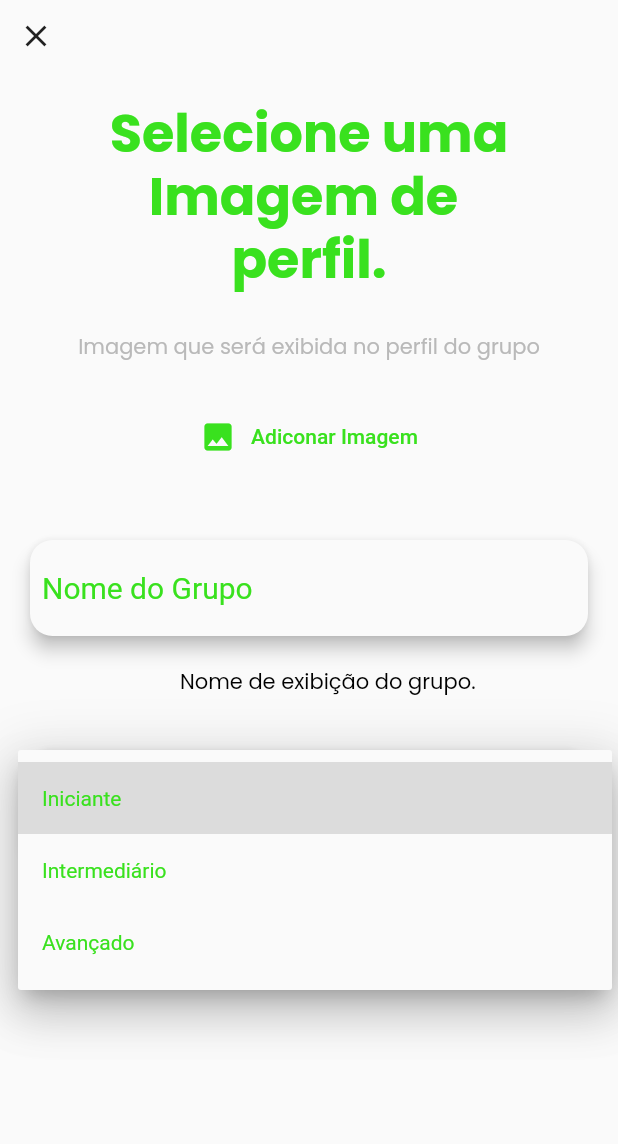
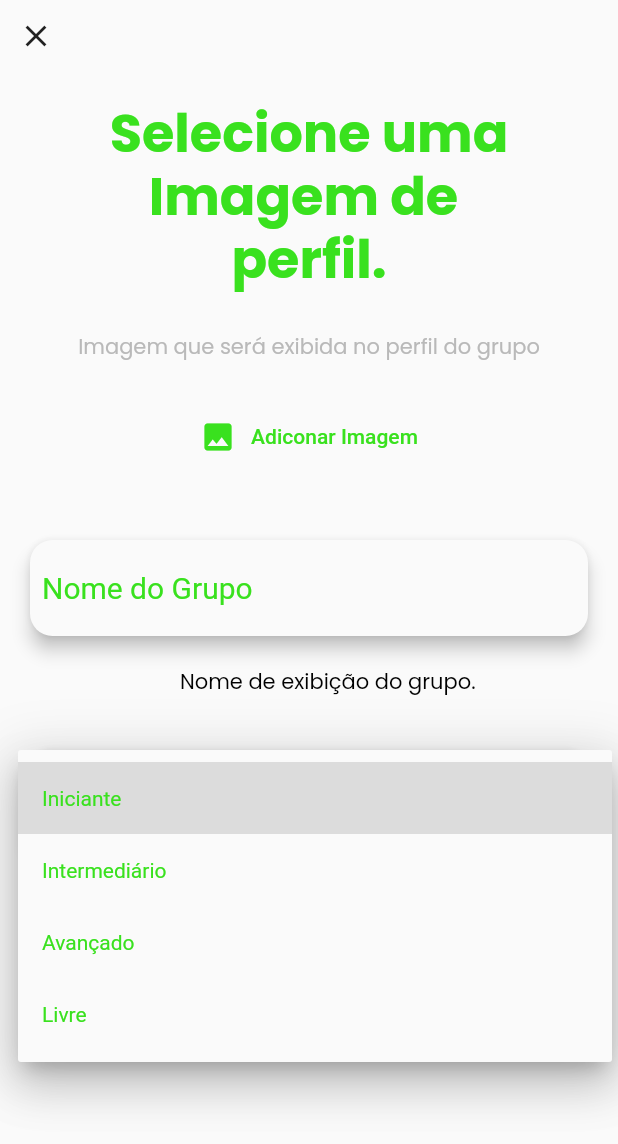
Before and after one commit to luishcarreira/appdalada, a Flutter app: the CreateGroup screen opened directly, after a tap on "Iniciante", on a phone screen of 412 x 824 dp. Shown: the top 1144 px of the screen. Run offline on Flutter 3.47's test engine with Material 2 defaults, Android fonts, the phone set to English and light mode, and no system bars; our stand-ins replace cloud_firestore, datetime_picker_formfield, firebase_auth, firebase_core, firebase_storage, google_fonts and 1 more; accounts and stored records are empty.

Commit message:
Adicionando classificação livre

```diff
--- a/lib/pages/chat/create_group.dart
+++ b/lib/pages/chat/create_group.dart
@@ -286,8 +286,12 @@ class _CreateGroupState extends State<CreateGroup> {
                           dropdownValue = newValue!;
                         });
                       },
-                      items: <String>['Iniciante', 'Intermediário', 'Avançado']
-                          .map<DropdownMenuItem<String>>((String value) {
+                      items: <String>[
+                        'Iniciante',
+                        'Intermediário',
+                        'Avançado',
+                        'Livre'
+                      ].map<DropdownMenuItem<String>>((String value) {
                         return DropdownMenuItem<String>(
                           value: value,
                           child: Text(value),
```
